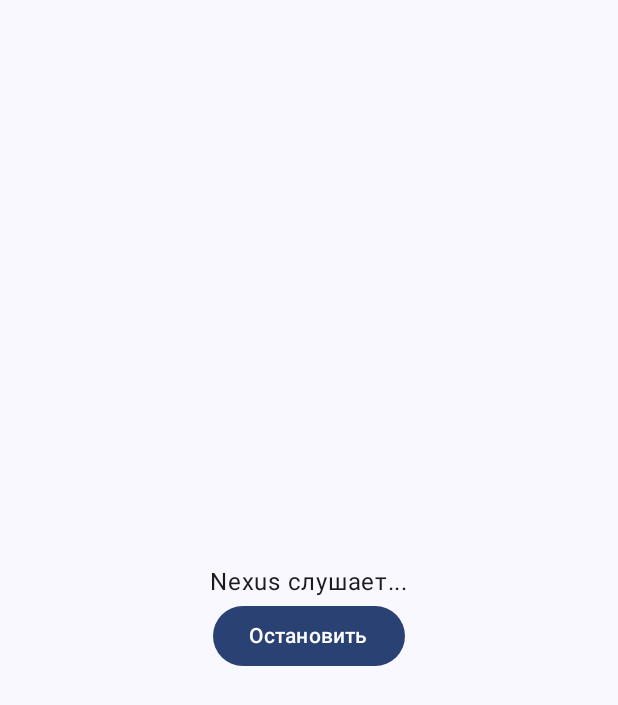
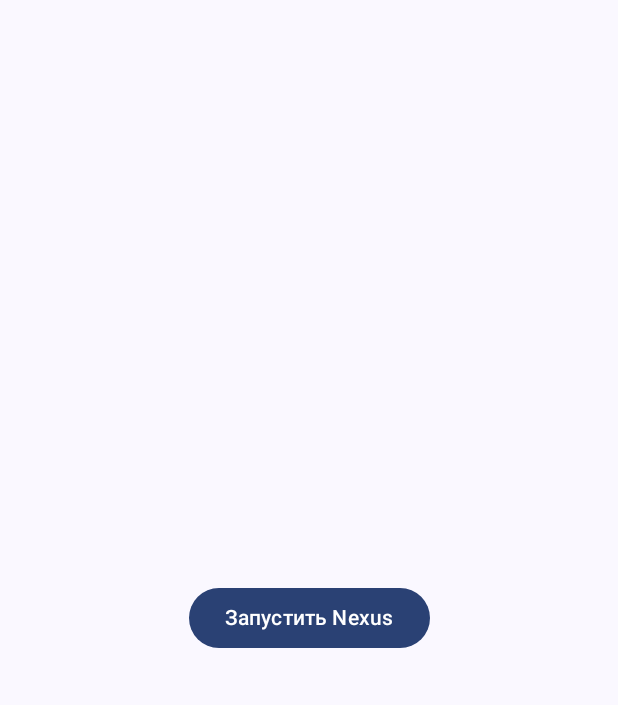
Before and after one commit to SnorDy/Nexus, an Android app built with Jetpack Compose: the screen it shows after launch (MainActivity), after a tap on "Запустить Nexus", on a phone screen of 412 x 824 dp. Shown: the top 705 px of the screen. Run offline under Robolectric (Android 15) with nearby library versions, the phone set to English and light mode, and no system bars; libraries missing offline, so code that uses them is left out: com.yandex.authsdk.

Commit message:
add nexusViewModel

```diff
--- a/app/src/main/java/mkn/snordy/nexus/MainActivity.kt
+++ b/app/src/main/java/mkn/snordy/nexus/MainActivity.kt
@@ -1,7 +1,6 @@
 package mkn.snordy.nexus
 
 import android.Manifest
-import android.content.Intent
 import android.content.pm.PackageManager
 import android.os.Build
 import android.os.Bundle
@@ -17,15 +16,27 @@ import androidx.compose.runtime.*
 import androidx.compose.ui.Alignment
 import androidx.compose.ui.Modifier
 import androidx.compose.ui.platform.LocalContext
-import androidx.compose.ui.semantics.semantics
 import androidx.compose.ui.unit.dp
 import androidx.core.content.ContextCompat
+import androidx.lifecycle.compose.collectAsStateWithLifecycle
 import androidx.lifecycle.viewmodel.compose.viewModel
 import com.yandex.authsdk.YandexAuthLoginOptions
 import com.yandex.authsdk.YandexAuthOptions
 import com.yandex.authsdk.YandexAuthResult
 import com.yandex.authsdk.YandexAuthSdk
 import mkn.snordy.nexus.ui.theme.NexusTheme
+import mkn.snordy.nexus.viewModel.AuthState
+import mkn.snordy.nexus.viewModel.AuthViewModel
+import mkn.snordy.nexus.viewModel.NexusViewModel
+
+data class NexusUiState(
+    val isStopped: Boolean = false,
+    val isLoading: Boolean = false,
+    val isListening: Boolean = false,
+    val isExecuting: Boolean = false,
+    val error: String? =null
+)
+
 
 class MainActivity : ComponentActivity() {
     override fun onCreate(savedInstanceState: Bundle?) {
@@ -40,32 +51,28 @@ class MainActivity : ComponentActivity() {
         }
     }
 }
+
+
 @Composable
-fun NexusMainScreen(modifier: Modifier = Modifier) {
+fun NexusMainScreen(
+    modifier: Modifier = Modifier,
+    viewModel: NexusViewModel = viewModel()
+) {
     val context = LocalContext.current
+    val uiState by viewModel.uiState.collectAsStateWithLifecycle()
 
-    //Проверяем, запущен ли уже сервис (чтобы не спамить)
-    var isServiceRunning by remember { mutableStateOf(NexusState.status.value != NexusStatus.Stopped) }
-
-    // Создаем лаунчер для запроса разрешений
     val permissionLauncher = rememberLauncherForActivityResult(
         contract = ActivityResultContracts.RequestMultiplePermissions()
     ) { permissions ->
-        // Проверяем, дал ли пользователь разрешение на микрофон
         val micGranted = permissions[Manifest.permission.RECORD_AUDIO] == true ||
                 ContextCompat.checkSelfPermission(context, Manifest.permission.RECORD_AUDIO) == PackageManager.PERMISSION_GRANTED
 
         if (micGranted) {
-            startNexusService(context)
-            isServiceRunning = true
-        } else {
-            // Пользователь отказал, можно показать снекбар или диалог
+            viewModel.startService(context)
         }
     }
-
     val checkPermissionsAndStart = {
         val permissionsToRequest = mutableListOf(Manifest.permission.RECORD_AUDIO)
-
         if (Build.VERSION.SDK_INT >= Build.VERSION_CODES.TIRAMISU) {
             permissionsToRequest.add(Manifest.permission.POST_NOTIFICATIONS)
         }
@@ -75,39 +82,53 @@ fun NexusMainScreen(modifier: Modifier = Modifier) {
         }
 
         if (allGranted) {
-            startNexusService(context)
-            isServiceRunning = true
+            viewModel.startService(context)
         } else {
             permissionLauncher.launch(permissionsToRequest.toTypedArray())
         }
     }
+
     Column(
         modifier = modifier.fillMaxSize(),
         verticalArrangement = Arrangement.Center,
         horizontalAlignment = Alignment.CenterHorizontally
     ) {
+        when {
+            uiState.isStopped -> {
+                Button(onClick = checkPermissionsAndStart) {
+                    Text("Запустить Nexus")
+                }
+            }
 
-        if (!isServiceRunning) {
-            Button(onClick = checkPermissionsAndStart) {
-                Text("Запустить Nexus")
+            uiState.isLoading -> {
+                CircularProgressIndicator()
+                Spacer(modifier = Modifier.height(16.dp))
+                Text("Загрузка нейросетей...")
             }
-        } else {
-            Text("Nexus слушает...")
-            Button(onClick = {
-                val intent = Intent(context, NexusListenService::class.java)
-                context.stopService(intent)
-                isServiceRunning = false
-            }) {
-                Text("Остановить")
+            uiState.error != null -> {
+                Text(text = "Error: ${uiState.error}", color = MaterialTheme.colorScheme.error)
+                Button(onClick = { viewModel.stopService(context) }) {
+                    Text("Restart")
+                }
+            }
+
+            uiState.isListening -> {
+                Text(
+                    text = if (uiState.isExecuting) "Nexus выполняет..." else "Nexus слушает...",
+                    style = MaterialTheme.typography.headlineSmall
+                )
+                Spacer(modifier = Modifier.height(16.dp))
+                Button(
+                    onClick = { viewModel.stopService(context) },
+                    colors = ButtonDefaults.buttonColors(containerColor = MaterialTheme.colorScheme.error)
+                ) {
+                    Text("Остановить")
+                }
             }
         }
     }
 }
 
-private fun startNexusService(context: android.content.Context) {
-    val serviceIntent = Intent(context, NexusListenService::class.java)
-    ContextCompat.startForegroundService(context, serviceIntent)
-}
 
 @Composable
 fun AuthScreen(
--- a/app/src/main/java/mkn/snordy/nexus/NexusListenService.kt
+++ b/app/src/main/java/mkn/snordy/nexus/NexusListenService.kt
@@ -88,6 +88,7 @@ class NexusListenService : Service() {
         listenJob = scope.launch(Dispatchers.IO) {
             Process.setThreadPriority(Process.THREAD_PRIORITY_URGENT_AUDIO)//дает максимум процессорного времени, чтобы пакеты аудио не терялись
             NexusState.set(NexusStatus.Loading)
+            Log.d("NEXUS STATE", NexusState.status.value.name)
 
             val pipeline = try {
                 VadAsrPipeline(applicationContext, scope, listener)
--- /dev/null
+++ b/app/src/main/java/mkn/snordy/nexus/ui/NexusMainScreen.kt
@@ -0,0 +1,4 @@
+package mkn.snordy.nexus.ui.theme
+
+class NexusMainScreen {
+}
--- a/app/src/main/java/mkn/snordy/nexus/AuthViewModel.kt
+++ b/app/src/main/java/mkn/snordy/nexus/viewModel/AuthViewModel.kt
@@ -1,4 +1,4 @@
-package mkn.snordy.nexus
+package mkn.snordy.nexus.viewModel
 
 import androidx.lifecycle.ViewModel
 import androidx.lifecycle.viewModelScope
--- /dev/null
+++ b/app/src/main/java/mkn/snordy/nexus/viewModel/NexusViewModel.kt
@@ -0,0 +1,43 @@
+package mkn.snordy.nexus.viewModel
+
+import android.content.Context
+import android.content.Intent
+import androidx.core.content.ContextCompat
+import androidx.lifecycle.ViewModel
+import androidx.lifecycle.viewModelScope
+import kotlinx.coroutines.flow.SharingStarted
+import kotlinx.coroutines.flow.StateFlow
+import kotlinx.coroutines.flow.map
+import kotlinx.coroutines.flow.stateIn
+import mkn.snordy.nexus.NexusListenService
+import mkn.snordy.nexus.NexusState
+import mkn.snordy.nexus.NexusStatus
+import mkn.snordy.nexus.NexusUiState
+
+class NexusViewModel : ViewModel() {
+    val uiState: StateFlow<NexusUiState> = NexusState.status
+        .map { status ->
+            when (status) {
+                NexusStatus.Stopped -> NexusUiState(isStopped = true)
+                NexusStatus.Loading -> NexusUiState(isLoading = true)
+                NexusStatus.Listening -> NexusUiState(isListening = true)
+                NexusStatus.WakeDetected -> NexusUiState(isListening = true, isExecuting = true)
+                NexusStatus.Error -> NexusUiState(error = "Ошибка работы сервиса")
+            }
+        }
+        .stateIn(
+            scope = viewModelScope,
+            started = SharingStarted.WhileSubscribed(5000),
+            initialValue = NexusUiState(isStopped = true)
+        )
+
+    fun startService(context: Context) {
+        val intent = Intent(context, NexusListenService::class.java)
+        ContextCompat.startForegroundService(context, intent)
+    }
+
+    fun stopService(context: Context) {
+        val intent = Intent(context, NexusListenService::class.java)
+        context.stopService(intent)
+    }
+}
```
